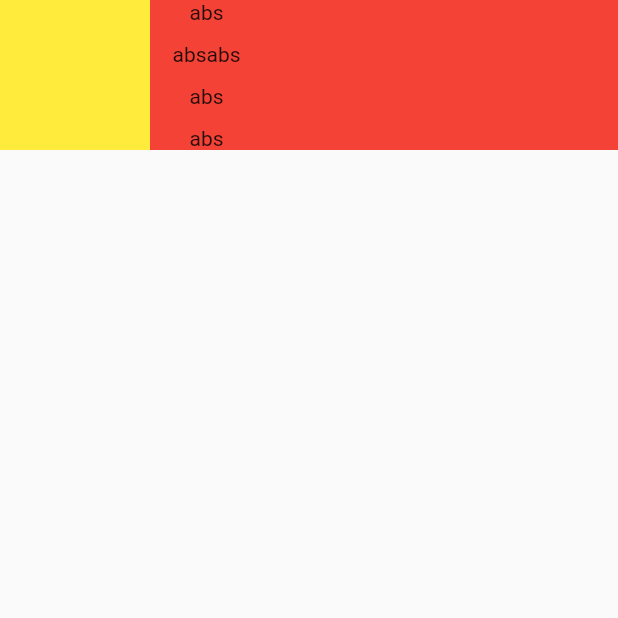
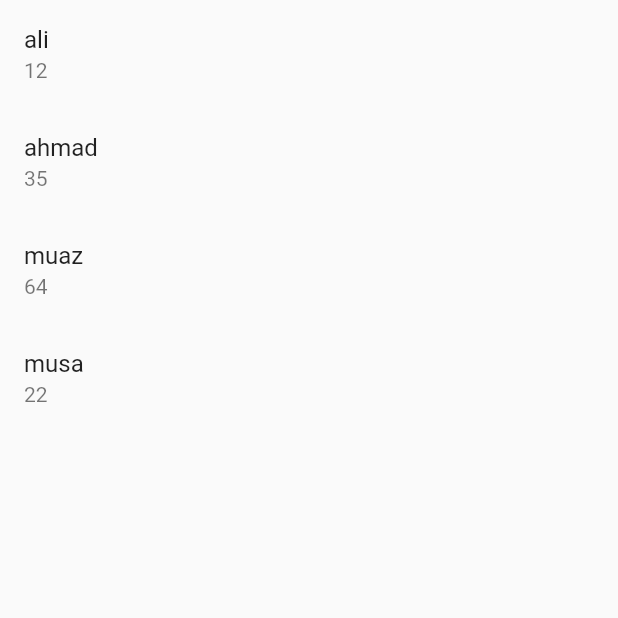
Before and after one commit to AwaisHaleem/Flutter-course-Jawan-Tech-Pakistan, a Flutter app: the screen it shows after launch, on a phone screen of 412 x 824 dp, the top half of it. Run offline on Flutter 3.47's test engine with Material 2 defaults, Android fonts, the phone set to English and light mode, and no system bars.

Commit message:
ListView.builder

```diff
--- a/lib/home.dart
+++ b/lib/home.dart
@@ -6,43 +6,19 @@ class Home extends StatefulWidget {
 }
 
 class _HomeState extends State<Home> {
+  List age = <String>["12", "35", "64", "22"];
+  List names = <String>['ali', 'ahmad', 'muaz', 'musa'];
+
   @override
   Widget build(BuildContext context) {
     return Scaffold(
-      body: ListView(
-        children: [
-          Container(
-            color: Colors.red,
-            height: 100,
-            child: Row(
-              children: [
-                Container(
-                  color: Colors.yellow,
-                  height: 100,
-                  width: 100,
-                ),
-                Padding(
-                  padding: const EdgeInsets.only(left: 15),
-                  child: Column(
-                    mainAxisAlignment: MainAxisAlignment.spaceBetween,
-                    children: [
-                      Text('abs'),
-                      Row(
-                        children: [
-                          Text('abs'),
-                          Text('abs'),
-                        ],
-                      ),
-                      Text('abs'),
-                      Text('abs'),
-                    ],
-                  ),
-                )
-              ],
-            ),
-          )
-        ],
-      ),
-    );
+        body: ListView.builder(
+            itemCount: names.length,
+            itemBuilder: (context, index) {
+              return ListTile(
+                title: Text(names[index]),
+                subtitle: Text(age[index]),
+              );
+            }));
   }
 }
```
